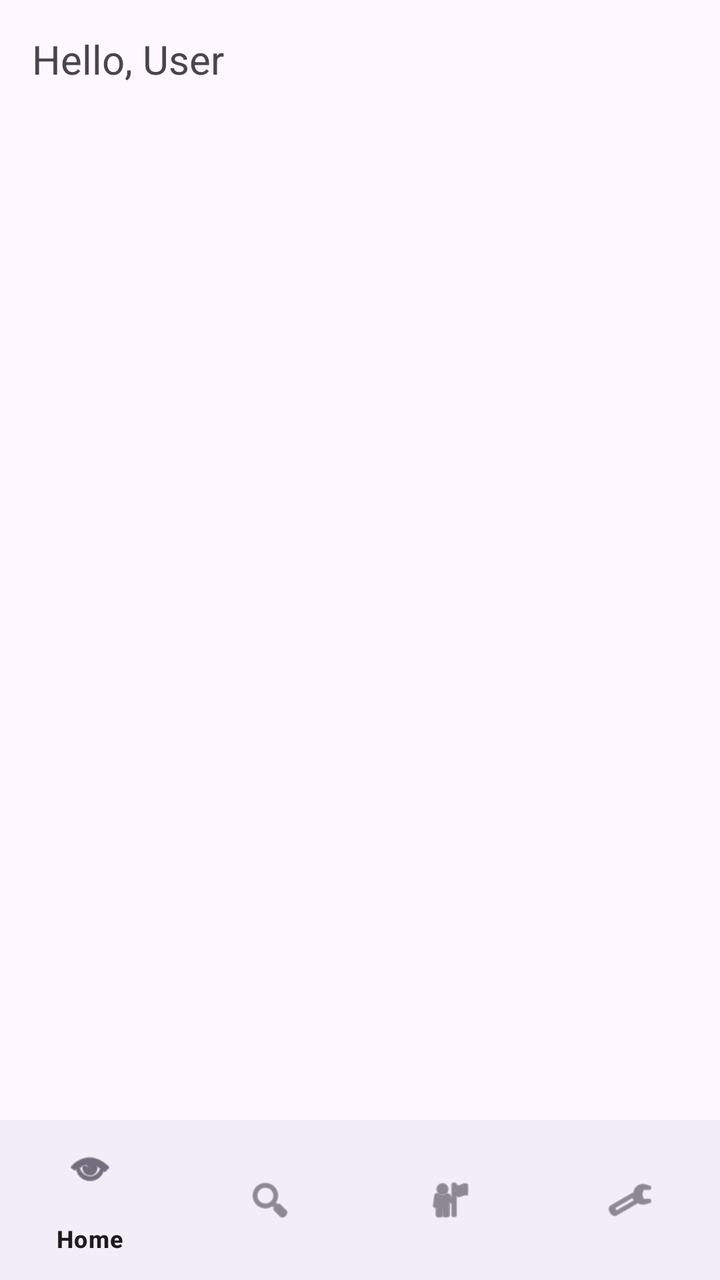
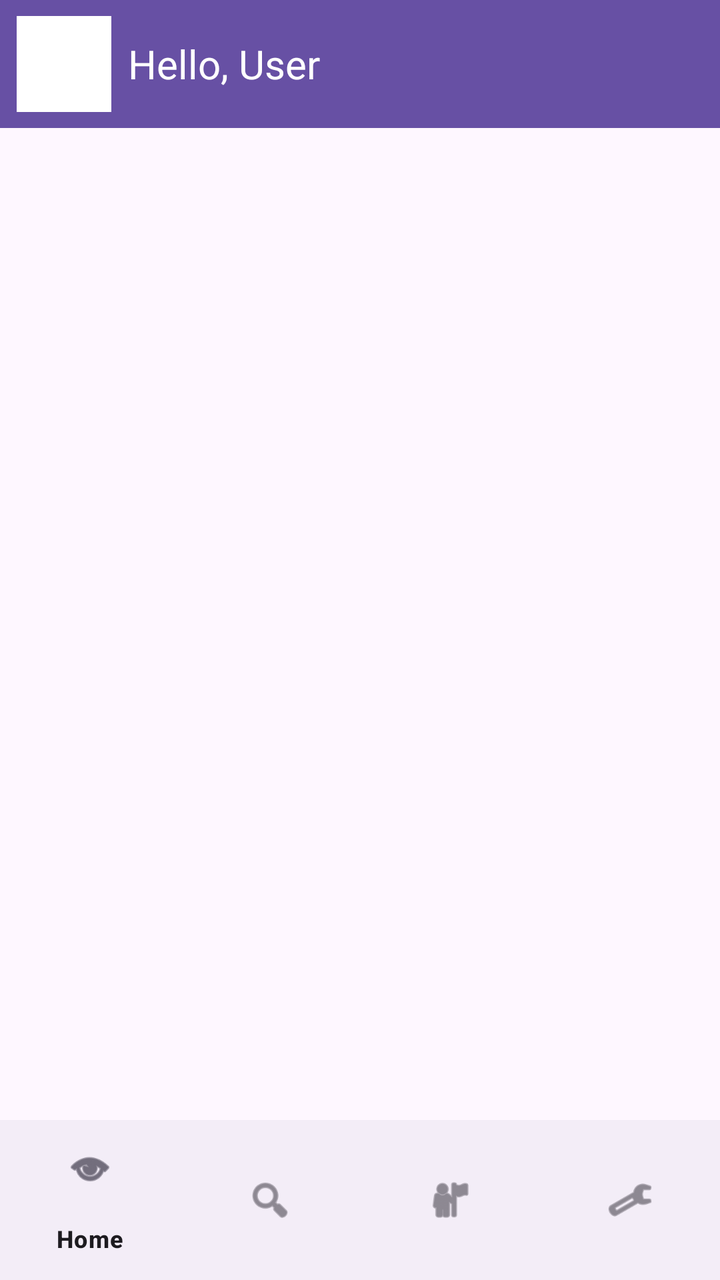

Screens rendered from an Android XML layout before and after an edit, with the pre-edit source and the edit as a unified diff.
<!-- AndroidManifest.xml: application theme Theme.Apni_svari -->
<!-- res/layout/activity_main_user_page.xml -->
<?xml version="1.0" encoding="utf-8"?>
<androidx.constraintlayout.widget.ConstraintLayout xmlns:android="http://schemas.android.com/apk/res/android"
    xmlns:app="http://schemas.android.com/apk/res-auto"
    xmlns:tools="http://schemas.android.com/tools"
    android:id="@+id/main"
    android:layout_width="match_parent"
    android:layout_height="match_parent"
    tools:context=".MainUserPage">

    <TextView
        android:id="@+id/userNameText"
        android:layout_width="wrap_content"
        android:layout_height="wrap_content"
        android:layout_marginStart="16dp"
        android:layout_marginTop="16dp"
        android:text="@string/hello_user"
        android:textSize="20sp"
        app:layout_constraintStart_toStartOf="parent"
        app:layout_constraintTop_toTopOf="parent" />

    <androidx.viewpager2.widget.ViewPager2
        android:id="@+id/viewPager"
        android:layout_width="0dp"
        android:layout_height="0dp"
        app:layout_constraintTop_toBottomOf="@id/userNameText"
        app:layout_constraintBottom_toTopOf="@id/bottomNavigation"
        app:layout_constraintStart_toStartOf="parent"
        app:layout_constraintEnd_toEndOf="parent" />

    <FrameLayout
        android:id="@+id/buyerDetailContainer"
        android:layout_width="0dp"
        android:layout_height="0dp"
        android:visibility="gone"
        android:clickable="true"
        android:focusable="true"
        android:background="@android:color/white"
        app:layout_constraintTop_toTopOf="parent"
        app:layout_constraintBottom_toBottomOf="parent"
        app:layout_constraintStart_toStartOf="parent"
        app:layout_constraintEnd_toEndOf="parent" />

    <com.google.android.material.bottomnavigation.BottomNavigationView
        android:id="@+id/bottomNavigation"
        android:layout_width="0dp"
        android:layout_height="wrap_content"
        app:menu="@menu/bottom_nav_menu"
        app:layout_constraintBottom_toBottomOf="parent"
        app:layout_constraintStart_toStartOf="parent"
        app:layout_constraintEnd_toEndOf="parent" />

</androidx.constraintlayout.widget.ConstraintLayout>
<!-- resources referenced by this layout -->
<resources>
  <string name="hello_user">Hello, User</string>
  <style name="Theme.Apni_svari" parent="Base.Theme.Apni_svari" />
  <style name="Base.Theme.Apni_svari" parent="Theme.Material3.DayNight.NoActionBar">
          
          
      </style>
</resources>

<!-- the commit's change to res/layout/activity_main_user_page.xml (unified diff, before → after) -->
@@ -7,22 +7,44 @@
     android:layout_height="match_parent"
     tools:context=".MainUserPage">
 
-    <TextView
-        android:id="@+id/userNameText"
-        android:layout_width="wrap_content"
+    <LinearLayout
+        android:id="@+id/topBar"
+        android:layout_width="0dp"
         android:layout_height="wrap_content"
-        android:layout_marginStart="16dp"
-        android:layout_marginTop="16dp"
-        android:text="@string/hello_user"
-        android:textSize="20sp"
+        android:orientation="horizontal"
+        android:gravity="center_vertical"
+        android:padding="8dp"
+        android:background="?attr/colorPrimary"
+        app:layout_constraintTop_toTopOf="parent"
         app:layout_constraintStart_toStartOf="parent"
-        app:layout_constraintTop_toTopOf="parent" />
+        app:layout_constraintEnd_toEndOf="parent">
+
+        <ImageButton
+            android:id="@+id/backButton"
+            android:layout_width="48dp"
+            android:layout_height="48dp"
+            android:src="@drawable/backarrow"
+            android:contentDescription="Back"
+            android:background="?attr/selectableItemBackgroundBorderless"
+            android:scaleType="fitCenter"
+            android:tint="@android:color/white" />
+
+        <TextView
+            android:id="@+id/userNameText"
+            android:layout_width="0dp"
+            android:layout_height="wrap_content"
+            android:layout_weight="1"
+            android:text="@string/hello_user"
+            android:textSize="20sp"
+            android:textColor="@android:color/white"
+            android:layout_marginStart="8dp" />
+    </LinearLayout>
 
     <androidx.viewpager2.widget.ViewPager2
         android:id="@+id/viewPager"
         android:layout_width="0dp"
         android:layout_height="0dp"
-        app:layout_constraintTop_toBottomOf="@id/userNameText"
+        app:layout_constraintTop_toBottomOf="@id/topBar"
         app:layout_constraintBottom_toTopOf="@id/bottomNavigation"
         app:layout_constraintStart_toStartOf="parent"
         app:layout_constraintEnd_toEndOf="parent" />
@@ -35,8 +57,8 @@
         android:clickable="true"
         android:focusable="true"
         android:background="@android:color/white"
-        app:layout_constraintTop_toTopOf="parent"
-        app:layout_constraintBottom_toBottomOf="parent"
+        app:layout_constraintTop_toBottomOf="@id/topBar"
+        app:layout_constraintBottom_toTopOf="@id/bottomNavigation"
         app:layout_constraintStart_toStartOf="parent"
         app:layout_constraintEnd_toEndOf="parent" />
 
<!-- resource entries referenced after the edit -->
@@ -1,5 +1,6 @@
 <!-- resources referenced by this layout -->
 <resources>
+  <!-- drawable backarrow: png bitmap (drawable, 21974 bytes) -->
   <string name="hello_user">Hello, User</string>
   <style name="Theme.Apni_svari" parent="Base.Theme.Apni_svari" />
   <style name="Base.Theme.Apni_svari" parent="Theme.Material3.DayNight.NoActionBar">
